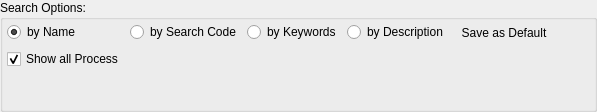
Qt form lib/ui/ui_search_options.ui (listyque/TACTIC-Handler) before a commit.
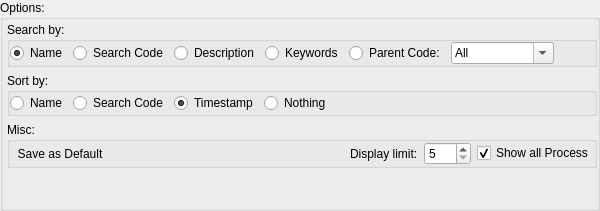
The same form after that commit.

Patch:
```diff
--- a/lib/ui/ui_search_options.ui
+++ b/lib/ui/ui_search_options.ui
@@ -12,7 +12,7 @@
    <string>GroupBox</string>
   </property>
   <property name="title">
-   <string>Search Options:</string>
+   <string>Options:</string>
   </property>
   <property name="flat">
    <bool>true</bool>
@@ -33,47 +33,7 @@
    <property name="spacing">
     <number>6</number>
    </property>
-   <item row="0" column="0">
-    <widget class="QRadioButton" name="byNameRadioButton">
-     <property name="text">
-      <string>by Name</string>
-     </property>
-     <property name="checked">
-      <bool>true</bool>
-     </property>
-    </widget>
-   </item>
-   <item row="0" column="1">
-    <widget class="QRadioButton" name="byCodeRadioButton">
-     <property name="text">
-      <string>by Search Code</string>
-     </property>
-    </widget>
-   </item>
-   <item row="1" column="0">
-    <widget class="QCheckBox" name="showAllProcessCheckBox">
-     <property name="text">
-      <string>Show all Process</string>
-     </property>
-     <property name="checked">
-      <bool>true</bool>
-     </property>
-    </widget>
-   </item>
-   <item row="0" column="5">
-    <spacer name="horizontalSpacer">
-     <property name="orientation">
-      <enum>Qt::Horizontal</enum>
-     </property>
-     <property name="sizeHint" stdset="0">
-      <size>
-       <width>40</width>
-       <height>20</height>
-      </size>
-     </property>
-    </spacer>
-   </item>
-   <item row="2" column="0">
+   <item row="4" column="0">
     <spacer name="verticalSpacer">
      <property name="orientation">
       <enum>Qt::Vertical</enum>
@@ -86,28 +46,231 @@
      </property>
     </spacer>
    </item>
-   <item row="0" column="3">
-    <widget class="QRadioButton" name="byDescriptionRadioButton">
-     <property name="text">
-      <string>by Description</string>
+   <item row="2" column="0" colspan="3">
+    <widget class="QGroupBox" name="sortByGroupBox">
+     <property name="title">
+      <string>Sort by:</string>
      </property>
+     <property name="flat">
+      <bool>true</bool>
+     </property>
+     <layout class="QHBoxLayout" name="horizontalLayout">
+      <property name="spacing">
+       <number>6</number>
+      </property>
+      <property name="margin">
+       <number>0</number>
+      </property>
+      <item>
+       <widget class="QRadioButton" name="radioButton">
+        <property name="text">
+         <string>Name</string>
+        </property>
+       </widget>
+      </item>
+      <item>
+       <widget class="QRadioButton" name="radioButton_2">
+        <property name="text">
+         <string>Search Code</string>
+        </property>
+       </widget>
+      </item>
+      <item>
+       <widget class="QRadioButton" name="radioButton_4">
+        <property name="text">
+         <string>Timestamp</string>
+        </property>
+        <property name="checked">
+         <bool>true</bool>
+        </property>
+       </widget>
+      </item>
+      <item>
+       <widget class="QRadioButton" name="radioButton_3">
+        <property name="text">
+         <string>Nothing</string>
+        </property>
+       </widget>
+      </item>
+      <item>
+       <spacer name="horizontalSpacer">
+        <property name="orientation">
+         <enum>Qt::Horizontal</enum>
+        </property>
+        <property name="sizeHint" stdset="0">
+         <size>
+          <width>40</width>
+          <height>20</height>
+         </size>
+        </property>
+       </spacer>
+      </item>
+     </layout>
     </widget>
    </item>
-   <item row="0" column="2">
-    <widget class="QRadioButton" name="byKeywordsRadioButton">
-     <property name="text">
-      <string>by Keywords</string>
+   <item row="1" column="0" colspan="3">
+    <widget class="QGroupBox" name="searchByGroupBox">
+     <property name="title">
+      <string>Search by:</string>
      </property>
+     <property name="flat">
+      <bool>true</bool>
+     </property>
+     <layout class="QHBoxLayout" name="horizontalLayout_2">
+      <property name="spacing">
+       <number>6</number>
+      </property>
+      <property name="margin">
+       <number>0</number>
+      </property>
+      <item>
+       <widget class="QRadioButton" name="searchNameRadioButton">
+        <property name="text">
+         <string>Name</string>
+        </property>
+        <property name="checked">
+         <bool>true</bool>
+        </property>
+       </widget>
+      </item>
+      <item>
+       <widget class="QRadioButton" name="searchCodeRadioButton">
+        <property name="text">
+         <string>Search Code</string>
+        </property>
+       </widget>
+      </item>
+      <item>
+       <widget class="QRadioButton" name="searchDescriptionRadioButton">
+        <property name="text">
+         <string>Description</string>
+        </property>
+       </widget>
+      </item>
+      <item>
+       <widget class="QRadioButton" name="searchKeywordsRadioButton">
+        <property name="text">
+         <string>Keywords</string>
+        </property>
+       </widget>
+      </item>
+      <item>
+       <widget class="QRadioButton" name="searchParentCodeRadioButton">
+        <property name="text">
+         <string>Parent Code:</string>
+        </property>
+       </widget>
+      </item>
+      <item>
+       <widget class="QComboBox" name="parentsComboBox">
+        <property name="editable">
+         <bool>true</bool>
+        </property>
+        <property name="insertPolicy">
+         <enum>QComboBox::NoInsert</enum>
+        </property>
+        <item>
+         <property name="text">
+          <string>All</string>
+         </property>
+        </item>
+        <item>
+         <property name="text">
+          <string>scenes_code</string>
+         </property>
+        </item>
+        <item>
+         <property name="text">
+          <string>sets_code</string>
+         </property>
+        </item>
+       </widget>
+      </item>
+      <item>
+       <spacer name="horizontalSpacer_2">
+        <property name="orientation">
+         <enum>Qt::Horizontal</enum>
+        </property>
+        <property name="sizeHint" stdset="0">
+         <size>
+          <width>40</width>
+          <height>20</height>
+         </size>
+        </property>
+       </spacer>
+      </item>
+     </layout>
     </widget>
    </item>
-   <item row="0" column="4">
-    <widget class="QToolButton" name="saveAsDefaultToolButton">
-     <property name="text">
-      <string>Save as Default</string>
+   <item row="3" column="0" colspan="3">
+    <widget class="QGroupBox" name="miscGroupBox">
+     <property name="title">
+      <string>Misc:</string>
      </property>
-     <property name="autoRaise">
+     <property name="flat">
       <bool>true</bool>
      </property>
+     <layout class="QHBoxLayout" name="horizontalLayout_3">
+      <property name="spacing">
+       <number>6</number>
+      </property>
+      <property name="margin">
+       <number>0</number>
+      </property>
+      <item>
+       <widget class="QToolButton" name="saveAsDefaultToolButton">
+        <property name="text">
+         <string>Save as Default</string>
+        </property>
+        <property name="autoRaise">
+         <bool>true</bool>
+        </property>
+       </widget>
+      </item>
+      <item>
+       <spacer name="horizontalSpacer_4">
+        <property name="orientation">
+         <enum>Qt::Horizontal</enum>
+        </property>
+        <property name="sizeHint" stdset="0">
+         <size>
+          <width>40</width>
+          <height>20</height>
+         </size>
+        </property>
+       </spacer>
+      </item>
+      <item>
+       <widget class="QLabel" name="label">
+        <property name="text">
+         <string>Display limit:</string>
+        </property>
+       </widget>
+      </item>
+      <item>
+       <widget class="QSpinBox" name="spinBox">
+        <property name="minimum">
+         <number>5</number>
+        </property>
+        <property name="maximum">
+         <number>200</number>
+        </property>
+        <property name="singleStep">
+         <number>5</number>
+        </property>
+       </widget>
+      </item>
+      <item>
+       <widget class="QCheckBox" name="showAllProcessCheckBox">
+        <property name="text">
+         <string>Show all Process</string>
+        </property>
+        <property name="checked">
+         <bool>true</bool>
+        </property>
+       </widget>
+      </item>
+     </layout>
     </widget>
    </item>
   </layout>
```
Left out of the diff: 13 changed lines with no effect on the pictures.
